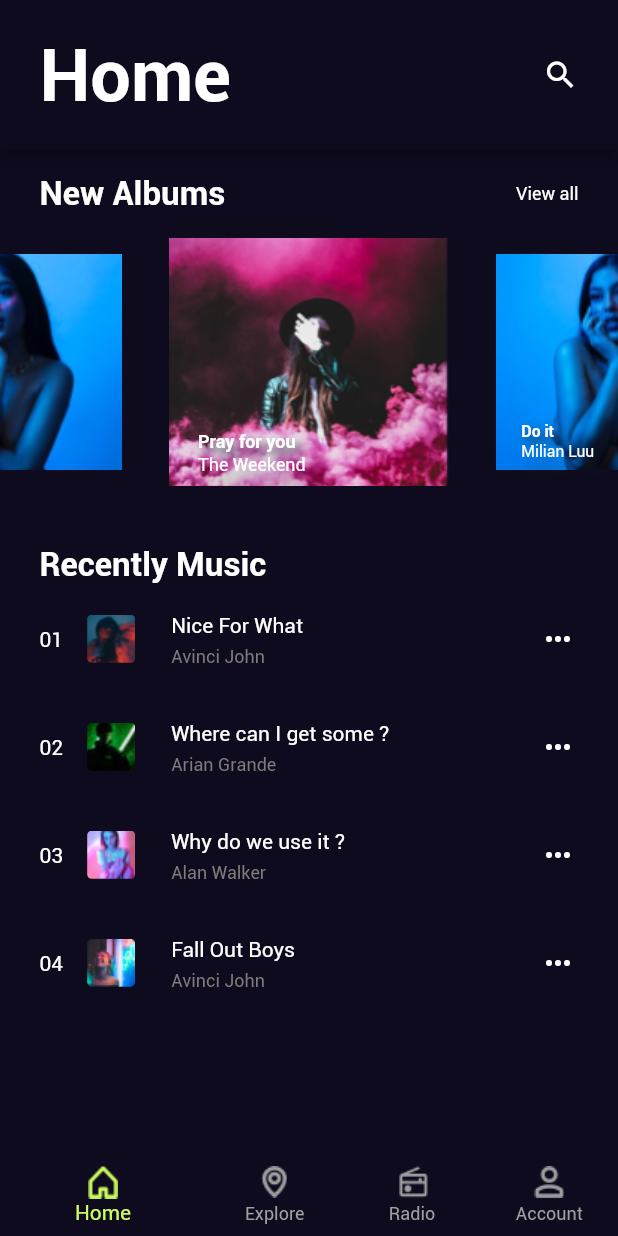
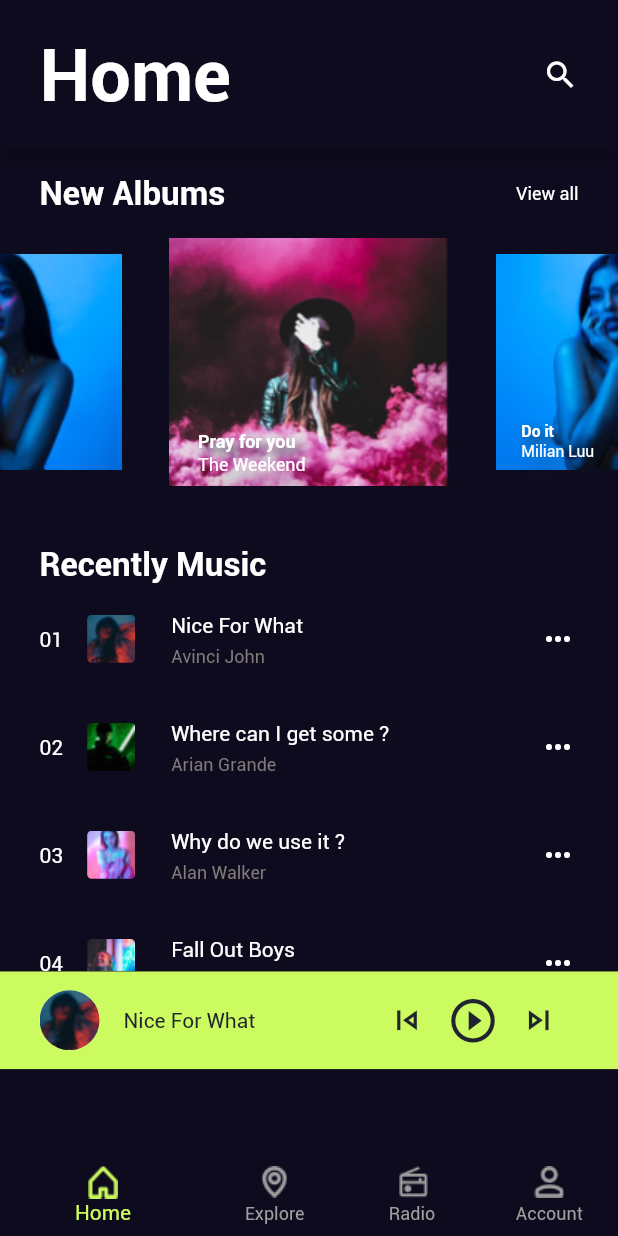
Before and after one commit to LuongDuyDat/Music-World-App, a Flutter app: the MyHomePage screen opened directly, on a phone screen of 412 x 824 dp. Run offline on Flutter 3.47's test engine with Material 2 defaults, Android fonts, the phone set to English and light mode, and no system bars; drawn by our look-alikes of carousel_slider.

Commit message:
add list view recent song and playing bar

```diff
--- /dev/null
+++ b/lib/components/playing_bar.dart
@@ -0,0 +1,52 @@
+import 'package:flutter/material.dart';
+import 'package:music_world_app/util/globals.dart';
+
+class PlayingBar extends StatelessWidget {
+  final int type;
+  const PlayingBar({Key? key, required this.type}) : super(key: key);
+
+  @override
+  Widget build(BuildContext context) {
+    return Row(
+      mainAxisAlignment: MainAxisAlignment.spaceBetween,
+      children: [
+        type == 0
+            ? Icon(
+              Icons.shuffle_outlined,
+              size: screenWidth * 0.064,
+              color: const Color(0xFF20242F),
+            )
+            : const SizedBox(width: 0, height: 0,),
+        Icon(
+          Icons.skip_previous_outlined,
+          size: screenWidth * 0.064,
+          color: const Color(0xFF20242F),
+        ),
+        type == 0
+            ? Icon(
+                Icons.play_circle_outline,
+                size: screenWidth * screenWidth * 0.2,
+                color: const Color(0xFF20242F),
+              )
+            : Icon(
+                Icons.play_circle_outline,
+                size: screenWidth * 0.085,
+                color: const Color(0xFF20242F),
+              ),
+        Icon(
+          Icons.skip_next_outlined,
+          size: screenWidth * 0.064,
+          color: const Color(0xFF20242F),
+        ),
+        type == 0
+            ? Icon(
+                Icons.loop_outlined,
+                size: screenWidth * 0.064,
+                color: const Color(0xFF20242F),
+              )
+            : const SizedBox(width: 0, height: 0,),
+      ],
+    );
+  }
+
+}
--- a/lib/components/song_tile.dart
+++ b/lib/components/song_tile.dart
@@ -30,7 +30,7 @@ class SongListTile extends StatelessWidget {
               padding: EdgeInsets.only(top: screenHeight * 0.00446),
               child: ClipRRect(
                 borderRadius: BorderRadius.circular(3.0),
-                child: Image.asset(leadingAsset,),
+                child: Image.asset(leadingAsset, width: 32, height: 32, fit: BoxFit.cover,),
               ),
             ),
             title: Text(
--- a/lib/screen/home/view/home_page.dart
+++ b/lib/screen/home/view/home_page.dart
@@ -1,6 +1,7 @@
 import 'package:carousel_slider/carousel_slider.dart';
 import 'package:flutter/cupertino.dart';
 import 'package:flutter/material.dart';
+import 'package:music_world_app/components/playing_bar.dart';
 import 'package:music_world_app/components/song_tile.dart';
 import 'package:music_world_app/util/colors.dart';
 import 'package:music_world_app/util/globals.dart';
@@ -13,6 +14,7 @@ class Home extends StatelessWidget {
 
   @override
   Widget build(BuildContext context) {
+    double recentMusicHeight = isPlayingSong ? 0.3125 : 0.3906;
     return Column(
       children: [
         Padding(
@@ -55,10 +57,12 @@ class Home extends StatelessWidget {
             ),
           ),
         ),
-        Flexible(
-          child: Padding(
+        Container(
+          height: recentMusicHeight * screenHeight,
           padding: EdgeInsets.only(left: screenWidth * 0.064),
           child: ListView(
+            //shrinkWrap: true,
+            //physics: const NeverScrollableScrollPhysics(),
             children: const [
               SongListTile(
                 leadingAsset: "assets/images/song1.png",
@@ -84,10 +88,35 @@ class Home extends StatelessWidget {
                 artist: "Avinci John",
                 number: 4,
               ),
+
             ],
           ),
+        ),
+        isPlayingSong
+            ? Container(
+              height: 0.079 * screenHeight,
+              decoration: BoxDecoration(
+                color: primaryColor,
+              ),
+              child: Center(
+                child: ListTile(
+                  contentPadding: EdgeInsets.symmetric(horizontal: screenWidth * 0.064),
+                  leading: const CircleAvatar(
+                    backgroundImage: AssetImage("assets/images/song1.png"),
+                  ),
+                  title: Text(
+                    "Nice For What",
+                    style: bodyRoboto2.copyWith(color: neutralColor3),
+                  ),
+                  trailing: Container(
+                    alignment: Alignment.centerRight,
+                    width: screenWidth * 0.3413,
+                    child: const PlayingBar(type: 1),
+                  ),
+                ),
               )
-        ),
+            )
+            : const SizedBox(width: 0, height: 0,)
       ],
     );
   }
--- a/lib/util/globals.dart
+++ b/lib/util/globals.dart
@@ -2,3 +2,4 @@ library globals;
 String lang = 'en';
 double screenWidth = 0;
 double screenHeight = 0;
+bool isPlayingSong = true;
```
Lines whose indentation alone changed are shown as unchanged.
